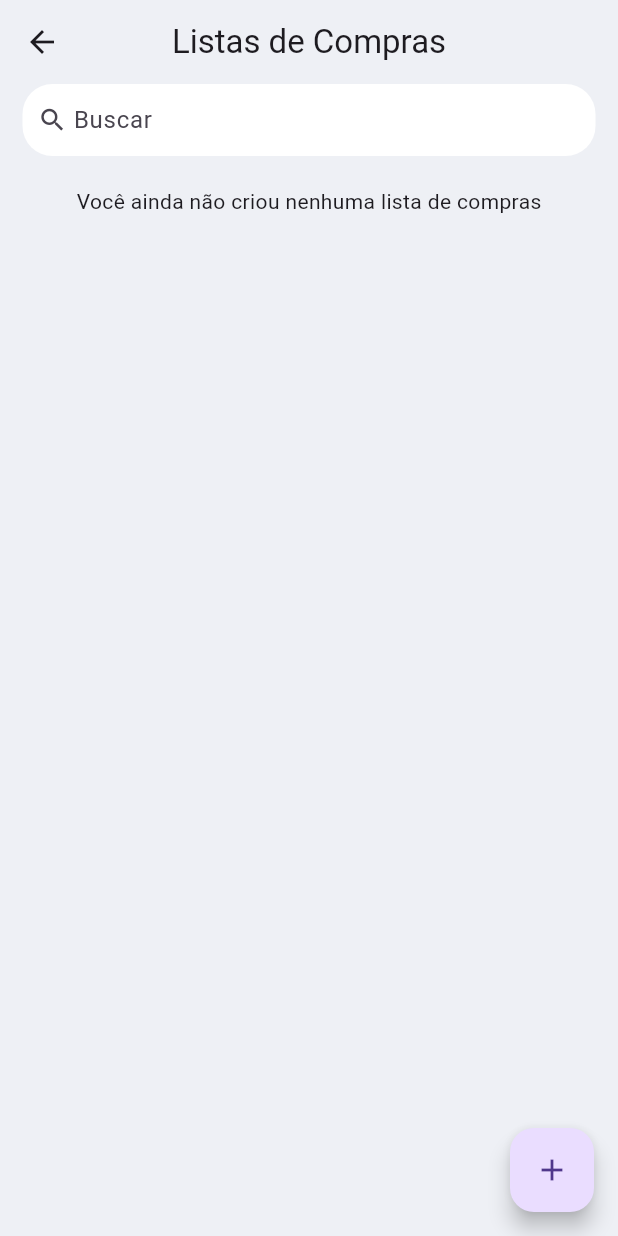
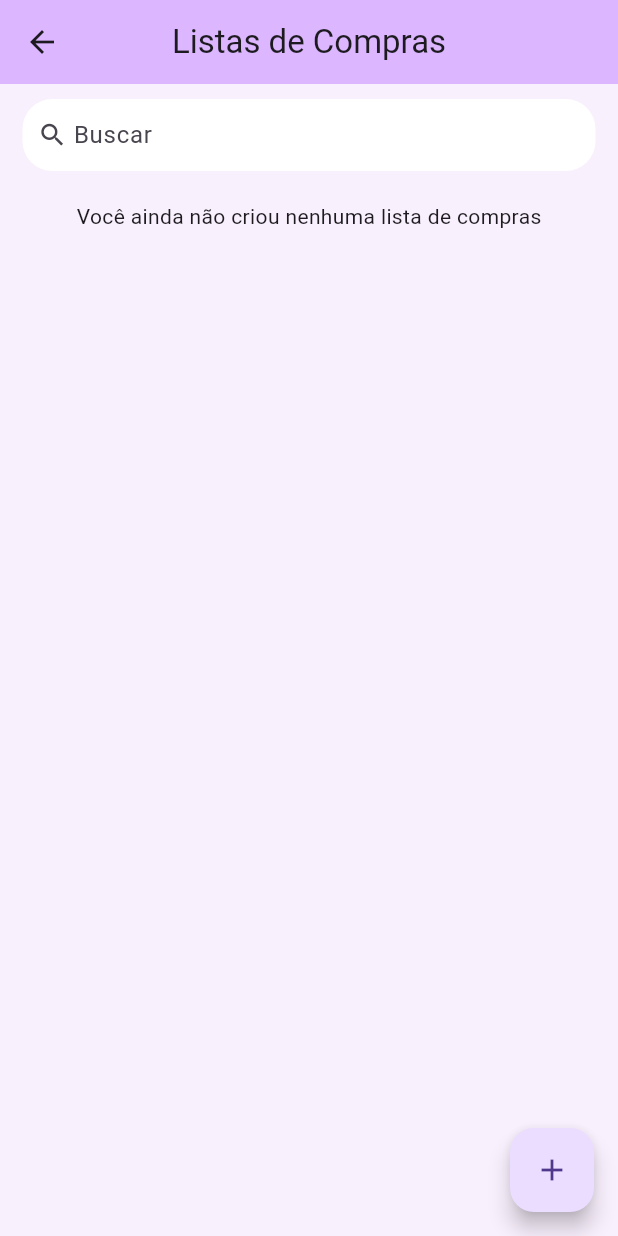
Before and after one commit to Alequeixam/Aplicativo-de-Lista-de-Compras, a Flutter app: the ListasView screen opened by its route, on a phone screen of 412 x 824 dp. Run offline on Flutter 3.47's test engine with Material 3 defaults, Android fonts, the phone set to English and light mode, and no system bars; our stand-ins replace device_preview, email_validator.

```diff
--- a/app_lista_compras/lib/model/item.dart
+++ b/app_lista_compras/lib/model/item.dart
@@ -1,10 +1,10 @@
 class Item {
-  late final String? nome;
-   late final String? qtde;
+  String? nome;
+  String? qtde;
   bool isDone;
 
 
-  Item({ this.nome, this.qtde, this.isDone = false});
+  Item({required this.nome, required this.qtde, this.isDone = false});
 
   static List<Item> listaTeste(){
     return [
--- a/app_lista_compras/lib/model/lista.dart
+++ b/app_lista_compras/lib/model/lista.dart
@@ -2,7 +2,7 @@ import '/model/item.dart';
 
 class Lista {
   String nome;
-  late List<Item> itens;
+  List<Item>? itens;
 
   Lista({required this.nome, required this.itens});
 
--- a/app_lista_compras/lib/view/itens_view.dart
+++ b/app_lista_compras/lib/view/itens_view.dart
@@ -97,6 +97,7 @@ class _ItensState extends State<Itens> {
                                     subtitle: Text(
                                       _itens[index].qtde!,
                                       style: TextStyle(
+                                        fontSize: 8,
                                         color: Colors.black,
                                       ),
                                     ),
@@ -116,6 +117,7 @@ class _ItensState extends State<Itens> {
         onPressed: criarItem,
         child: Icon(Icons.add),
       ),
+
     );
   }
 
@@ -123,6 +125,7 @@ class _ItensState extends State<Itens> {
     if (_formKey.currentState!.validate()) {
       setState(() {
         _itens.add(Item(nome: _nomeItem.text, qtde: _qtdItem.text));
+        widget.lista.itens?.add(_itens.last);
         _nomeItem.clear();
         _qtdItem.clear();
       });
--- a/app_lista_compras/lib/view/listas_view.dart
+++ b/app_lista_compras/lib/view/listas_view.dart
@@ -1,6 +1,5 @@
 // ignore_for_file: prefer_const_constructors, prefer_const_literals_to_create_immutables
 
-import 'package:app_lista_compras/view/criar_lista_view.dart';
 import 'package:app_lista_compras/view/itens_view.dart';
 import 'package:flutter/material.dart';
 import '../model/lista.dart';
@@ -32,9 +31,9 @@ class _ListasViewState extends State<ListasView> {
   @override
   Widget build(BuildContext context) {
     return Scaffold(
-      backgroundColor: Color(0xFFEEF0F5),
+      backgroundColor: Color(0xFFF9F0FD),
       appBar: AppBar(
-        backgroundColor: Color(0xFFEEF0F5),
+        backgroundColor: Color(0xFFDCB6FF),
         centerTitle: true,
         title: Text('Listas de Compras'),
       ),
@@ -46,6 +45,7 @@ class _ListasViewState extends State<ListasView> {
               child: Center(
                 child: Column(
                   children: [
+                    SizedBox(height: 10),
                     barraDeBusca(),
                     SizedBox(height: 20),
                     _listas.isEmpty
@@ -65,8 +65,8 @@ class _ListasViewState extends State<ListasView> {
                                     title: Text(
                                       _listas[index].nome,
                                       style: TextStyle(
-                                        fontSize: 10,
-                                        color: Colors.black,
+                                        fontSize: 17,
+                                        color: Colors.grey.shade800,
                                       ),
                                     ),
                                   ),
```
